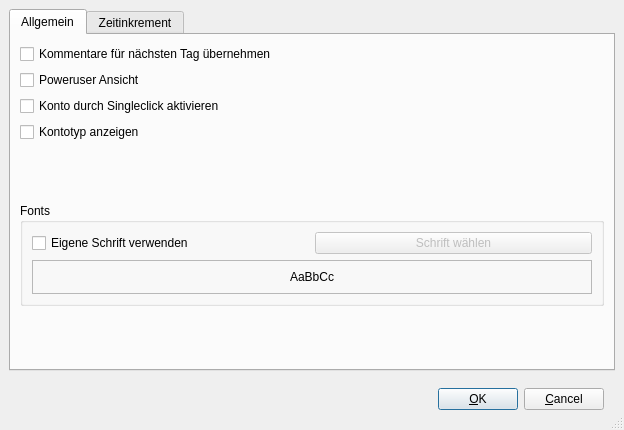
This is src/preferencedialogbase.ui in theoweiss/sctime as Qt 5 draws it before an edit. The edited form follows.
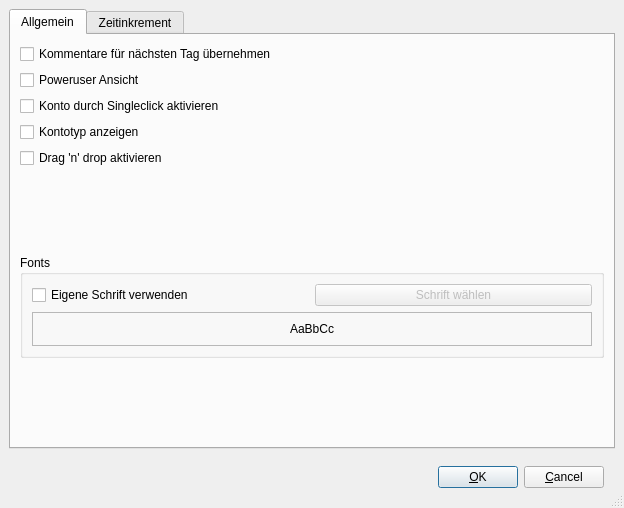
This is the edited form.

Patch:
```diff
--- a/src/preferencedialogbase.ui
+++ b/src/preferencedialogbase.ui
@@ -9,7 +9,7 @@
     <x>0</x>
     <y>0</y>
     <width>624</width>
-    <height>430</height>
+    <height>508</height>
    </rect>
   </property>
   <property name="windowTitle" >
@@ -74,6 +74,13 @@
          </property>
         </widget>
        </item>
+       <item>
+        <widget class="QCheckBox" name="dragNDropCheckbox" >
+         <property name="text" >
+          <string>Drag 'n' drop aktivieren</string>
+         </property>
+        </widget>
+       </item>
        <item>
         <spacer>
          <property name="orientation" >
```
